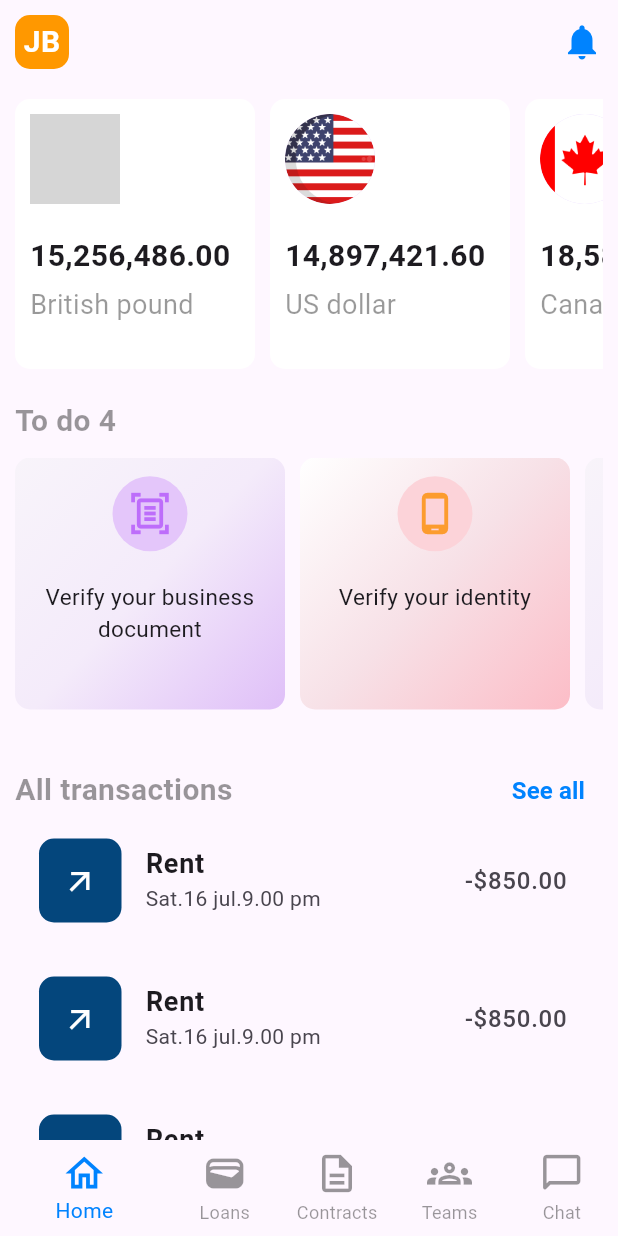
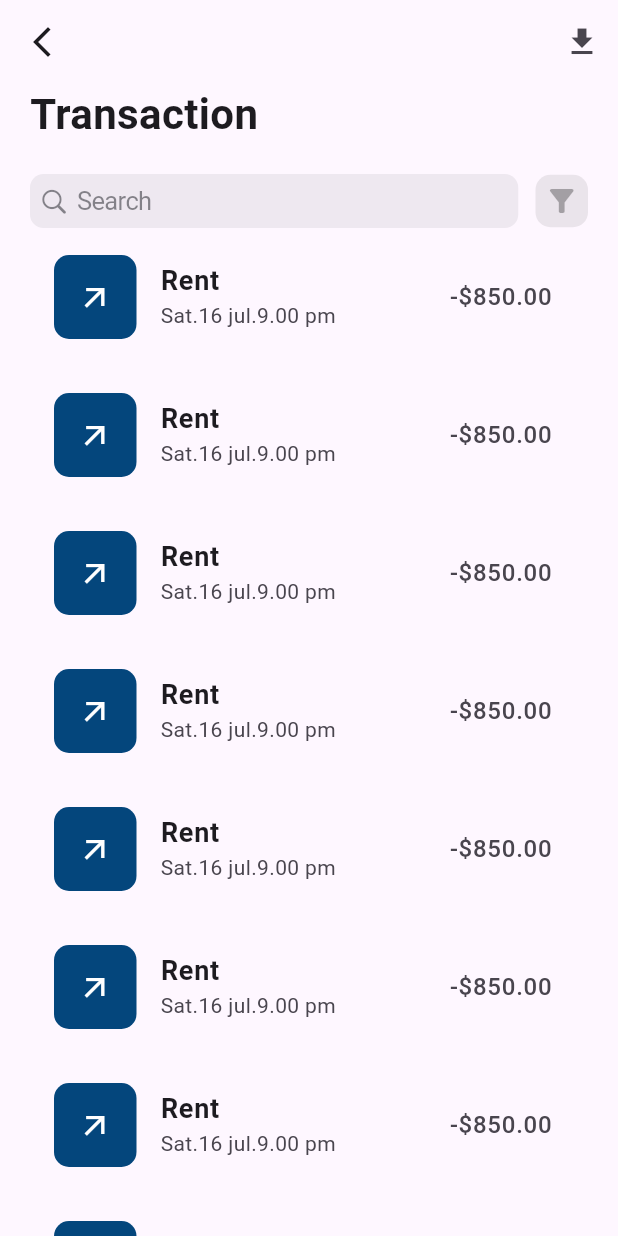
Before and after one commit to RENEEV18/Marlo_Payment_App, a Flutter app: the screen it shows after launch, after a tap on "See all", on a phone screen of 412 x 824 dp. Run offline on Flutter 3.47's test engine with Material 2 defaults, Android fonts, the light colour scheme and no system bars; our stand-ins replace dio, flutter_secure_storage; missing offline and left inert: ahamcare; grey boxes are pictures that could not be loaded.

Commit message:
Transaction UI Completed

```diff
--- a/lib/controller/home_controller/home_controller.dart
+++ b/lib/controller/home_controller/home_controller.dart
@@ -1,5 +1,6 @@
 import 'package:flutter/material.dart';
 import 'package:marlo_payment_app/utils/colors/colors.dart';
+import 'package:marlo_payment_app/view/transaction_screen/transaction_screen.dart';
 
 class HomeController extends ChangeNotifier {
   List<String> values = [
@@ -84,4 +85,14 @@ class HomeController extends ChangeNotifier {
     Icons.arrow_outward,
     Icons.currency_rupee,
   ];
+  void toTransaction(context) {
+    Navigator.of(context).push(
+      MaterialPageRoute(
+        builder: (context) {
+          return const TransactionScreen();
+        },
+      ),
+    );
+    notifyListeners();
+  }
 }
--- a/lib/main.dart
+++ b/lib/main.dart
@@ -1,6 +1,7 @@
 import 'package:flutter/material.dart';
 import 'package:marlo_payment_app/controller/bottom_nav_controller/bottom_nav_controller.dart';
 import 'package:marlo_payment_app/controller/home_controller/home_controller.dart';
+import 'package:marlo_payment_app/controller/transaction_controller.dart/transaction_controller.dart';
 import 'package:marlo_payment_app/view/bottom_nav/bottom_nav.dart';
 import 'package:provider/provider.dart';
 
@@ -22,6 +23,9 @@ class MyApp extends StatelessWidget {
         ChangeNotifierProvider(
           create: (context) => HomeController(),
         ),
+        ChangeNotifierProvider(
+          create: (context) => TransactionController(),
+        ),
       ],
       child: MaterialApp(
         debugShowCheckedModeBanner: false,
--- a/lib/view/home_screen/home_screen.dart
+++ b/lib/view/home_screen/home_screen.dart
@@ -139,7 +139,9 @@ class HomeScreen extends StatelessWidget {
                           fontSize: 20,
                         ),
                         TextButton(
-                          onPressed: () {},
+                          onPressed: () {
+                            value.toTransaction(context);
+                          },
                           child: const TextWidget(
                             name: "See all",
                             color: AppColors.kBlue,
--- /dev/null
+++ b/lib/view/transaction_screen/transaction_screen.dart
@@ -0,0 +1,120 @@
+import 'package:flutter/cupertino.dart';
+import 'package:flutter/material.dart';
+import 'package:marlo_payment_app/controller/transaction_controller.dart/transaction_controller.dart';
+import 'package:marlo_payment_app/utils/colors/colors.dart';
+import 'package:marlo_payment_app/utils/style/style.dart';
+import 'package:marlo_payment_app/view/widgets/text_widget.dart';
+import 'package:provider/provider.dart';
+
+class TransactionScreen extends StatelessWidget {
+  const TransactionScreen({super.key});
+
+  @override
+  Widget build(BuildContext context) {
+    return Consumer<TransactionController>(
+      builder: (context, value, child) {
+        return Scaffold(
+          appBar: AppBar(
+            leading: IconButton(
+              onPressed: () {
+                value.goBack(context);
+              },
+              icon: const Icon(
+                Icons.arrow_back_ios_new,
+              ),
+            ),
+            actions: [
+              IconButton(
+                onPressed: () {},
+                icon: const Icon(
+                  Icons.download,
+                ),
+              ),
+            ],
+          ),
+          body: SafeArea(
+            child: Padding(
+              padding: const EdgeInsets.symmetric(
+                horizontal: 20,
+              ),
+              child: Column(
+                crossAxisAlignment: CrossAxisAlignment.start,
+                children: [
+                  const TextWidget(
+                    name: "Transaction",
+                    fontWeight: FontWeight.bold,
+                    fontSize: 28,
+                  ),
+                  AppSize.kHeight20,
+                  Row(
+                    mainAxisAlignment: MainAxisAlignment.spaceBetween,
+                    children: [
+                      const Flexible(
+                        flex: 7,
+                        child: CupertinoSearchTextField(),
+                      ),
+                      Flexible(
+                        child: Container(
+                          height: 35,
+                          width: 35,
+                          decoration: BoxDecoration(
+                            color: AppColors.kBlack.withOpacity(0.08),
+                            borderRadius: BorderRadius.circular(10),
+                          ),
+                          child: Icon(
+                            Icons.filter_alt,
+                            color: AppColors.kBlack.withOpacity(0.3),
+                          ),
+                        ),
+                      ),
+                    ],
+                  ),
+                  AppSize.kHeight10,
+                  Expanded(
+                    child: ListView.separated(
+                      shrinkWrap: true,
+                      physics: const BouncingScrollPhysics(),
+                      itemBuilder: (context, index) {
+                        return ListTile(
+                          leading: Container(
+                            width: 55,
+                            decoration: BoxDecoration(
+                              color: const Color.fromARGB(255, 4, 70, 124),
+                              borderRadius: BorderRadius.circular(10),
+                            ),
+                            child: const Center(
+                              child: Icon(
+                                Icons.arrow_outward,
+                                color: AppColors.kWhite,
+                              ),
+                            ),
+                          ),
+                          title: const TextWidget(
+                            name: "Rent",
+                            fontWeight: FontWeight.bold,
+                            fontSize: 18,
+                          ),
+                          subtitle: const TextWidget(
+                            name: "Sat.16 jul.9.00 pm",
+                          ),
+                          trailing: const TextWidget(
+                            name: "-\$850.00",
+                            fontSize: 16,
+                          ),
+                        );
+                      },
+                      itemCount: 10,
+                      separatorBuilder: (context, index) {
+                        return AppSize.kHeight20;
+                      },
+                    ),
+                  ),
+                ],
+              ),
+            ),
+          ),
+        );
+      },
+    );
+  }
+}
--- a/pubspec.yaml
+++ b/pubspec.yaml
@@ -37,6 +37,7 @@ dependencies:
   cupertino_icons: ^1.0.2
   provider: ^6.0.5
   dio: ^5.2.1+1
+  flutter_secure_storage: ^8.0.0
 
 dev_dependencies:
   flutter_test:
```
Also changed, not shown: lib/controller/transaction_controller.dart/transaction_controller.dart (added, +15 -0 lines), lib/utils/dio_interceptor/interceptor.dart (added, +176 -0 lines), lib/utils/error_popup/snackbar.dart (added, +18 -0 lines), lib/utils/exceptions/dio_exceptions.dart (added, +55 -0 lines), lib/model/transaction_model.dart/transaction_model.dart (added), lib/utils/api/api_baseurl/api_baseurl.dart (added), pubspec.lock, 5 other files.
